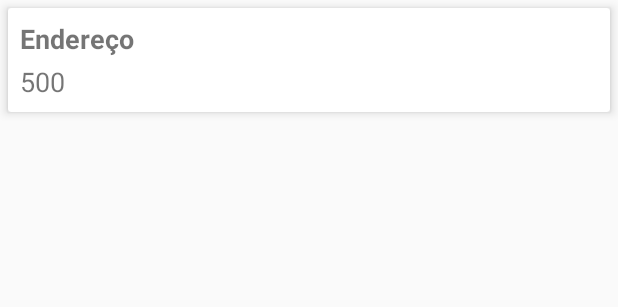
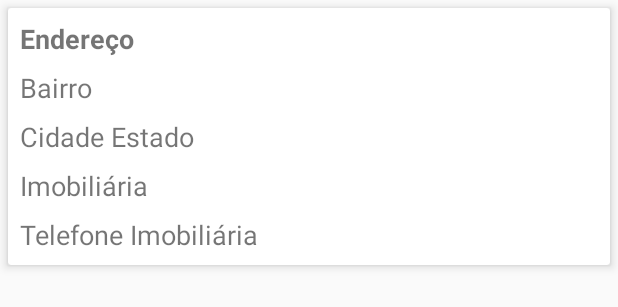
Before and after one commit to jeffersonborges/RentResidence, an Android app: the layout linha_imoveis.xml on its own in the app's theme, with its tools: preview values and no code run, on a phone screen of 412 x 824 dp. Shown: the top 307 px of the screen. Run offline under Robolectric (Android 15) with nearby library versions, the phone set to English and light mode, and no system bars.

Commit message:
Exibição dos demais campos da lista do RecyclerView

```diff
--- a/app/src/main/java/br/com/jborges/rentresidence/Adapter/ImovelAdapter.java
+++ b/app/src/main/java/br/com/jborges/rentresidence/Adapter/ImovelAdapter.java
@@ -54,14 +54,19 @@ public class ImovelAdapter extends RecyclerView.Adapter<ImovelAdapter.ViewHolder
 
     class ViewHolder extends RecyclerView.ViewHolder {
         private TextView tvEndereco;
-        private TextView tvNumero;
+        private  TextView tvBairro;
+        private TextView tvCidadeEstado;
+        private TextView tvImobiliaria;
+        private TextView tvTelefoneImobiliaria;
 
         private ViewHolder(final View itemView) {
             super(itemView);
 
             tvEndereco = (TextView) itemView.findViewById(R.id.tvEndereco);
-            tvNumero = (TextView) itemView.findViewById(R.id.tvNumero);
-
+            tvBairro = (TextView) itemView.findViewById(R.id.tvBairro);
+            tvCidadeEstado = (TextView) itemView.findViewById(R.id.tvCidadeEstado);
+            tvImobiliaria = (TextView) itemView.findViewById(R.id.tvImobiliaria);
+            tvTelefoneImobiliaria = (TextView) itemView.findViewById(R.id.tvTelefoneImobiliaria);
 
             itemView.setOnClickListener(new View.OnClickListener() {
                 @Override
@@ -75,8 +80,11 @@ public class ImovelAdapter extends RecyclerView.Adapter<ImovelAdapter.ViewHolder
 
         private void setData(Imovel imoveis) {
 
-            tvEndereco.setText("Local: " + imoveis.endereco + ", " + imoveis.numero);
-            tvNumero.setText(imoveis.cidade + " - " + imoveis.estado);
+            tvEndereco.setText("Endereço: " + imoveis.endereco + ", " + imoveis.numero);
+            tvBairro.setText("Bairro: " + imoveis.bairro);
+            tvCidadeEstado.setText("Cidade/UF: " +imoveis.cidade + " - " + imoveis.estado);
+            tvImobiliaria.setText("Imobiliária: " + imoveis.imobiliaria);
+            tvTelefoneImobiliaria.setText("Telefone Imobiliária: " +imoveis.telefone);
         }
     }
 }
--- a/app/src/main/res/layout/fragment_add_place.xml
+++ b/app/src/main/res/layout/fragment_add_place.xml
@@ -56,7 +56,7 @@
                 android:id="@+id/etNumero"
                 android:layout_width="match_parent"
                 android:layout_height="wrap_content"
-                android:inputType="textCapSentences"/>
+                android:inputType="number"/>
         </LinearLayout>
 
         <LinearLayout
@@ -163,6 +163,7 @@
                 android:layout_height="wrap_content"
                 android:textSize="@dimen/font14"
                 android:text="Telefone"
+                android:inputType="phone"
                 android:textStyle="bold"
                 android:textAppearance="?android:attr/textAppearanceLarge" />
 
--- a/app/src/main/res/layout/linha_imoveis.xml
+++ b/app/src/main/res/layout/linha_imoveis.xml
@@ -9,7 +9,9 @@
 
     <android.support.constraint.ConstraintLayout
         android:layout_width="match_parent"
-        android:layout_height="match_parent">
+        android:layout_height="match_parent"
+        app:layout_constraintBottom_toTopOf="@+id/tvBairro"
+        app:layout_constraintTop_toTopOf="@+id/tvBairro">
 
 
         <TextView
@@ -30,22 +32,71 @@
             tools:text="Endereço" />
 
         <TextView
-            android:id="@+id/tvNumero"
+            android:id="@+id/tvBairro"
             android:layout_width="match_parent"
             android:layout_height="wrap_content"
             android:layout_gravity="center_vertical"
             android:layout_marginStart="8dp"
             android:layout_marginLeft="8dp"
+            android:layout_marginTop="8dp"
+            android:layout_marginEnd="8dp"
+            android:layout_marginRight="8dp"
+            android:textSize="18sp"
+            app:layout_constraintEnd_toEndOf="parent"
+            app:layout_constraintStart_toStartOf="parent"
+            app:layout_constraintTop_toBottomOf="@+id/tvEndereco"
+            tools:text="Bairro" />
+
+        <TextView
+            android:id="@+id/tvCidadeEstado"
+            android:layout_width="match_parent"
+            android:layout_height="wrap_content"
+            android:layout_gravity="center_vertical"
+            android:layout_marginStart="8dp"
+            android:layout_marginLeft="8dp"
+            android:layout_marginTop="8dp"
+            android:layout_marginEnd="8dp"
+            android:layout_marginRight="8dp"
+            android:textSize="18sp"
+            app:layout_constraintEnd_toEndOf="parent"
+            app:layout_constraintStart_toStartOf="parent"
+            app:layout_constraintTop_toBottomOf="@+id/tvBairro"
+            tools:text="Cidade Estado" />
+
+        <TextView
+            android:id="@+id/tvImobiliaria"
+            android:layout_width="match_parent"
+            android:layout_height="wrap_content"
+            android:layout_gravity="center_vertical"
+            android:layout_marginStart="8dp"
+            android:layout_marginLeft="8dp"
+            android:layout_marginTop="8dp"
+            android:layout_marginEnd="8dp"
+            android:layout_marginRight="8dp"
+            android:textSize="18sp"
+            app:layout_constraintEnd_toEndOf="parent"
+            app:layout_constraintHorizontal_bias="0.0"
+            app:layout_constraintStart_toStartOf="parent"
+            app:layout_constraintTop_toBottomOf="@+id/tvCidadeEstado"
+            tools:text="Imobiliária" />
+
+        <TextView
+            android:id="@+id/tvTelefoneImobiliaria"
+            android:layout_width="match_parent"
+            android:layout_height="wrap_content"
+            android:layout_gravity="center_vertical"
+            android:layout_marginStart="8dp"
+            android:layout_marginLeft="8dp"
+            android:layout_marginTop="8dp"
             android:layout_marginEnd="8dp"
             android:layout_marginRight="8dp"
             android:layout_marginBottom="8dp"
-            android:layout_marginTop="4dp"
             android:textSize="18sp"
             app:layout_constraintBottom_toBottomOf="parent"
             app:layout_constraintEnd_toEndOf="parent"
             app:layout_constraintStart_toStartOf="parent"
-            app:layout_constraintTop_toBottomOf="@+id/tvEndereco"
-            tools:text="500" />
+            app:layout_constraintTop_toBottomOf="@+id/tvImobiliaria"
+            tools:text="Telefone Imobiliária" />
 
     </android.support.constraint.ConstraintLayout>
 
```
